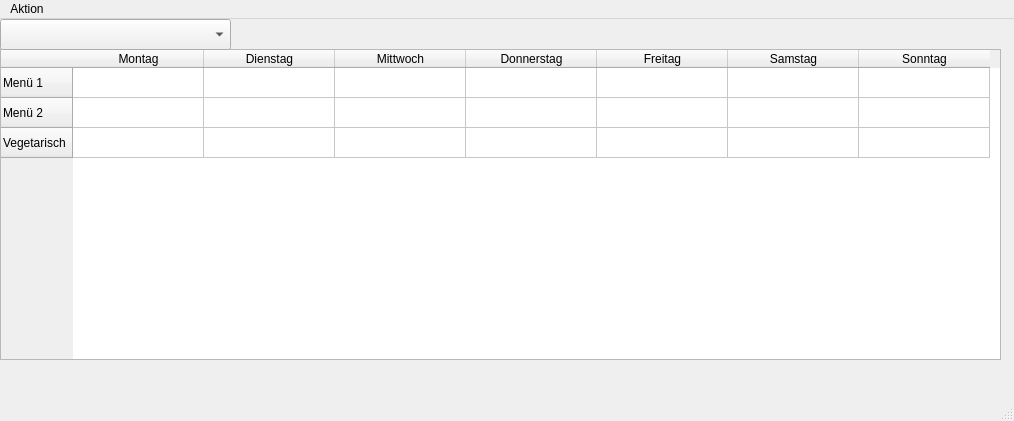
euklid/cuedussmann, file cuedussmann.ui: the form before one commit.
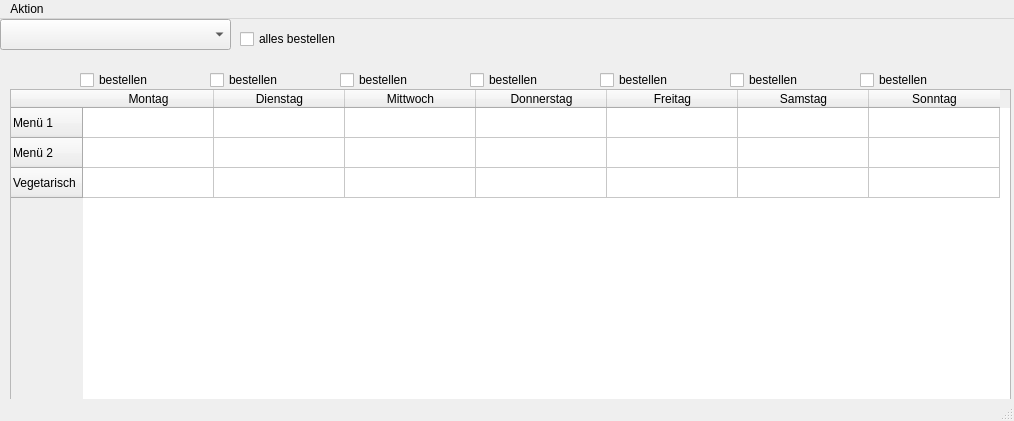
The form after the commit.

Commit message: now the selection for days that should be ordered for should work. only days that are senseful to be ordered for are selectable. now the setdates and wirkbestellen arrays are allocated in the initialization

Diff of the .ui file:
```diff
--- a/cuedussmann.ui
+++ b/cuedussmann.ui
@@ -2,6 +2,9 @@
 <ui version="4.0">
  <class>cuedussmann</class>
  <widget class="QMainWindow" name="cuedussmann">
+  <property name="enabled">
+   <bool>true</bool>
+  </property>
   <property name="geometry">
    <rect>
     <x>0</x>
@@ -23,8 +26,8 @@
    <widget class="QTableWidget" name="tableWidget">
     <property name="geometry">
      <rect>
-      <x>0</x>
-      <y>30</y>
+      <x>10</x>
+      <y>70</y>
       <width>1001</width>
       <height>311</height>
      </rect>
@@ -148,112 +151,115 @@
     </column>
     <item row="0" column="0">
      <property name="text">
-      <string> </string>
+      <string/>
      </property>
      <property name="font">
       <font>
        <pointsize>9</pointsize>
       </font>
      </property>
+     <property name="flags">
+      <set>ItemIsSelectable|ItemIsUserCheckable|ItemIsEnabled</set>
+     </property>
     </item>
     <item row="0" column="1">
      <property name="text">
-      <string> </string>
+      <string/>
      </property>
     </item>
     <item row="0" column="2">
      <property name="text">
-      <string> </string>
+      <string/>
      </property>
     </item>
     <item row="0" column="3">
      <property name="text">
-      <string> </string>
+      <string/>
      </property>
     </item>
     <item row="0" column="4">
      <property name="text">
-      <string> </string>
+      <string/>
      </property>
     </item>
     <item row="0" column="5">
      <property name="text">
-      <string> </string>
+      <string/>
      </property>
     </item>
     <item row="0" column="6">
      <property name="text">
-      <string> </string>
+      <string/>
      </property>
     </item>
     <item row="1" column="0">
      <property name="text">
-      <string> </string>
+      <string/>
      </property>
     </item>
     <item row="1" column="1">
      <property name="text">
-      <string> </string>
+      <string/>
      </property>
     </item>
     <item row="1" column="2">
      <property name="text">
-      <string> </string>
+      <string/>
      </property>
     </item>
     <item row="1" column="3">
      <property name="text">
-      <string> </string>
+      <string/>
      </property>
     </item>
     <item row="1" column="4">
      <property name="text">
-      <string> </string>
+      <string/>
      </property>
     </item>
     <item row="1" column="5">
      <property name="text">
-      <string> </string>
+      <string/>
      </property>
     </item>
     <item row="1" column="6">
      <property name="text">
-      <string> </string>
+      <string/>
      </property>
     </item>
     <item row="2" column="0">
      <property name="text">
-      <string> </string>
+      <string/>
      </property>
     </item>
     <item row="2" column="1">
      <property name="text">
-      <string> </string>
+      <string/>
      </property>
     </item>
     <item row="2" column="2">
      <property name="text">
-      <string> </string>
+      <string/>
      </property>
     </item>
     <item row="2" column="3">
      <property name="text">
-      <string> </string>
+      <string/>
      </property>
     </item>
     <item row="2" column="4">
      <property name="text">
-      <string> </string>
+      <string/>
      </property>
     </item>
     <item row="2" column="5">
      <property name="text">
-      <string> </string>
+      <string/>
      </property>
     </item>
     <item row="2" column="6">
      <property name="text">
-      <string> </string>
+      <string/>
      </property>
     </item>
    </widget>
@@ -270,6 +276,147 @@
      <number>-1</number>
     </property>
    </widget>
+   <widget class="QCheckBox" name="checkBox">
+    <property name="geometry">
+     <rect>
+      <x>80</x>
+      <y>50</y>
+      <width>91</width>
+      <height>22</height>
+     </rect>
+    </property>
+    <property name="toolTip">
+     <string>Damit wird fest gelegt, ob für einen Tag, bei dem noch NICHTS bestellt ist, bestelltwerden soll.
+Wenn das Menü eines bereits bestellten Tages geändert wird, dann wird das Kästchen angehakt.</string>
+    </property>
+    <property name="text">
+     <string>bestellen</string>
+    </property>
+   </widget>
+   <widget class="QCheckBox" name="checkBox_2">
+    <property name="geometry">
+     <rect>
+      <x>210</x>
+      <y>50</y>
+      <width>91</width>
+      <height>22</height>
+     </rect>
+    </property>
+    <property name="toolTip">
+     <string>Damit wird fest gelegt, ob für einen Tag, bei dem noch NICHTS bestellt ist, bestelltwerden soll.
+Wenn das Menü eines bereits bestellten Tages geändert wird, dann wird das Kästchen angehakt.</string>
+    </property>
+    <property name="text">
+     <string>bestellen</string>
+    </property>
+   </widget>
+   <widget class="QCheckBox" name="checkBox_3">
+    <property name="geometry">
+     <rect>
+      <x>340</x>
+      <y>50</y>
+      <width>96</width>
+      <height>22</height>
+     </rect>
+    </property>
+    <property name="toolTip">
+     <string>Damit wird fest gelegt, ob für einen Tag, bei dem noch NICHTS bestellt ist, bestelltwerden soll.
+Wenn das Menü eines bereits bestellten Tages geändert wird, dann wird das Kästchen angehakt.</string>
+    </property>
+    <property name="text">
+     <string>bestellen</string>
+    </property>
+   </widget>
+   <widget class="QCheckBox" name="checkBox_4">
+    <property name="geometry">
+     <rect>
+      <x>470</x>
+      <y>50</y>
+      <width>96</width>
+      <height>22</height>
+     </rect>
+    </property>
+    <property name="toolTip">
+     <string>Damit wird fest gelegt, ob für einen Tag, bei dem noch NICHTS bestellt ist, bestelltwerden soll.
+Wenn das Menü eines bereits bestellten Tages geändert wird, dann wird das Kästchen angehakt.</string>
+    </property>
+    <property name="text">
+     <string>bestellen</string>
+    </property>
+   </widget>
+   <widget class="QCheckBox" name="checkBox_5">
+    <property name="geometry">
+     <rect>
+      <x>600</x>
+      <y>50</y>
+      <width>96</width>
+      <height>22</height>
+     </rect>
+    </property>
+    <property name="toolTip">
+     <string>Damit wird fest gelegt, ob für einen Tag, bei dem noch NICHTS bestellt ist, bestelltwerden soll.
+Wenn das Menü eines bereits bestellten Tages geändert wird, dann wird das Kästchen angehakt.</string>
+    </property>
+    <property name="text">
+     <string>bestellen</string>
+    </property>
+   </widget>
+   <widget class="QCheckBox" name="checkBox_6">
+    <property name="geometry">
+     <rect>
+      <x>730</x>
+      <y>50</y>
+      <width>96</width>
+      <height>22</height>
+     </rect>
+    </property>
+    <property name="toolTip">
+     <string>Damit wird fest gelegt, ob für einen Tag, bei dem noch NICHTS bestellt ist, bestelltwerden soll.
+Wenn das Menü eines bereits bestellten Tages geändert wird, dann wird das Kästchen angehakt.</string>
+    </property>
+    <property name="text">
+     <string>bestellen</string>
+    </property>
+   </widget>
+   <widget class="QCheckBox" name="checkBox_7">
+    <property name="geometry">
+     <rect>
+      <x>860</x>
+      <y>50</y>
+      <width>96</width>
+      <height>22</height>
+     </rect>
+    </property>
+    <property name="toolTip">
+     <string>Damit wird fest gelegt, ob für einen Tag, bei dem noch NICHTS bestellt ist, bestelltwerden soll.
+Wenn das Menü eines bereits bestellten Tages geändert wird, dann wird das Kästchen angehakt.</string>
+    </property>
+    <property name="text">
+     <string>bestellen</string>
+    </property>
+   </widget>
+   <widget class="QCheckBox" name="checkBox_8">
+    <property name="geometry">
+     <rect>
+      <x>240</x>
+      <y>10</y>
+      <width>121</width>
+      <height>20</height>
+     </rect>
+    </property>
+    <property name="toolTip">
+     <string>Für alle Tage der ausgewählten Woche bestellen, wo noch keine Bestellung erfolgt ist.</string>
+    </property>
+    <property name="text">
+     <string>alles bestellen</string>
+    </property>
+    <property name="checked">
+     <bool>false</bool>
+    </property>
+    <property name="tristate">
+     <bool>false</bool>
+    </property>
+   </widget>
   </widget>
   <widget class="QMenuBar" name="menuBar">
    <property name="geometry">
```
The commit also changes 3 other files.
